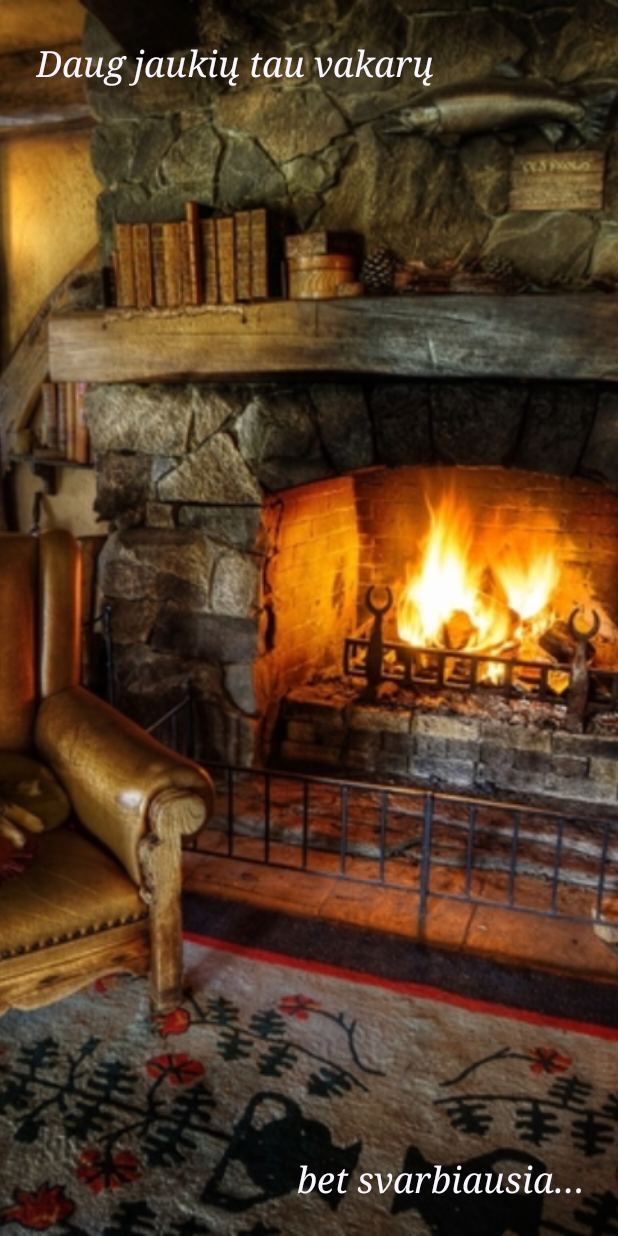
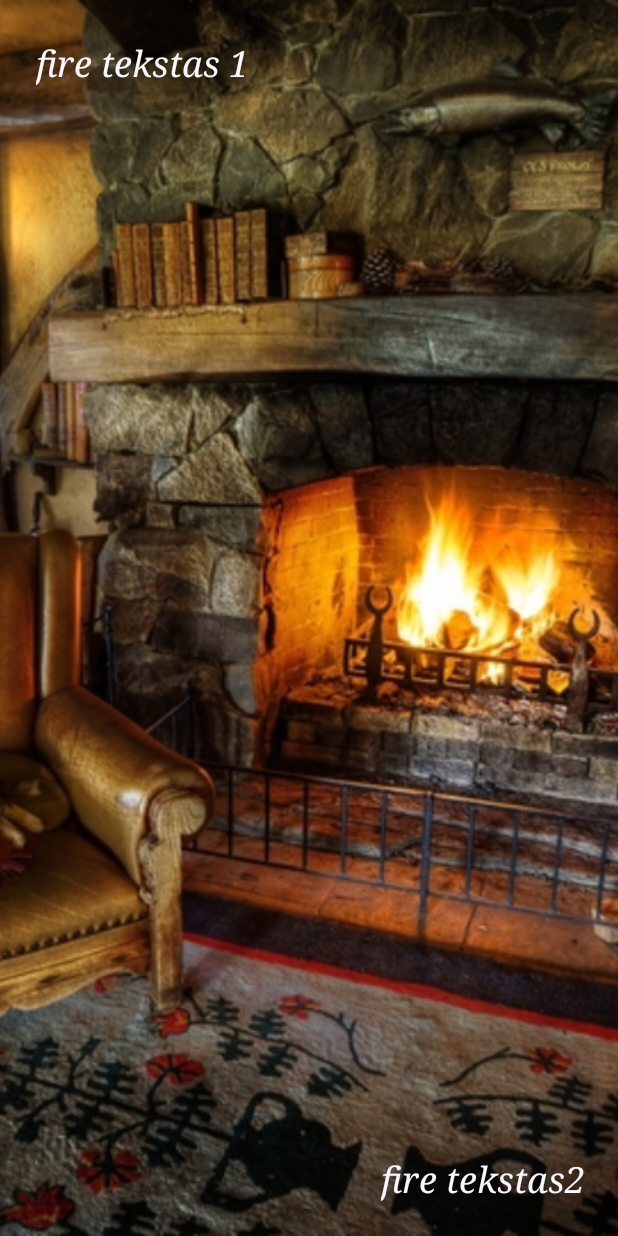
Before and after one commit to rilim/Happy-Birthday, an Android app: the FirePlace screen opened directly, with no data from a screen before it, on a phone screen of 412 x 824 dp. Run offline under Robolectric (Android 15) with nearby library versions, the phone set to English and light mode, and no system bars.

Commit message:
Update strings.xml

```diff
--- a/src/main/res/values/strings.xml
+++ b/src/main/res/values/strings.xml
@@ -3,9 +3,9 @@
     <string name="toast_message">\tPabaiga :p \nGražios dienos!:)</string>
     <string name="happy_bd">Su gimtadieniu!</string>
     <string name="from">Nuo manęs</string>
-    <string name="fire_text1">Daug jaukių tau vakarų</string>
-    <string name="fire_text2">bet svarbiausia&#8230;</string>
-    <string name="book_wish">Linkiu kurti savo, kažkiek magišką, laimingo gyvenimo istoriją. Kad kiekvienas gimtadienis būtų dar vienas skyrius šioje gyvenimo knygoje, kai istorija tampa vis įdomesnė ir įdomesnė:)</string>
-    <string name="spring_wish">Gražaus ir spalvoto tau pavasario!:)</string>
+    <string name="fire_text1">fire tekstas 1</string>
+    <string name="fire_text2">fire tekstas2</string>
+    <string name="book_wish">book tekstas</string>
+    <string name="spring_wish">spring tekstas</string>
 
 </resources>
```
